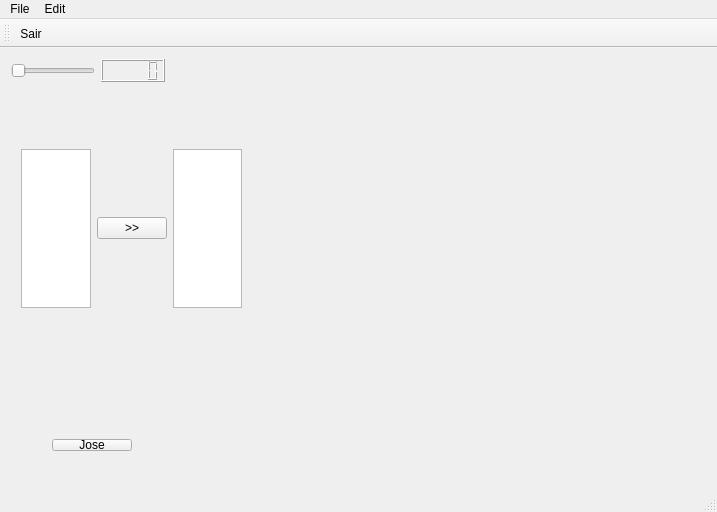
This is helloqt/mainwindow.ui in agostinhobritojr/dca0201 as Qt 5 draws it before an edit. The edited form follows.
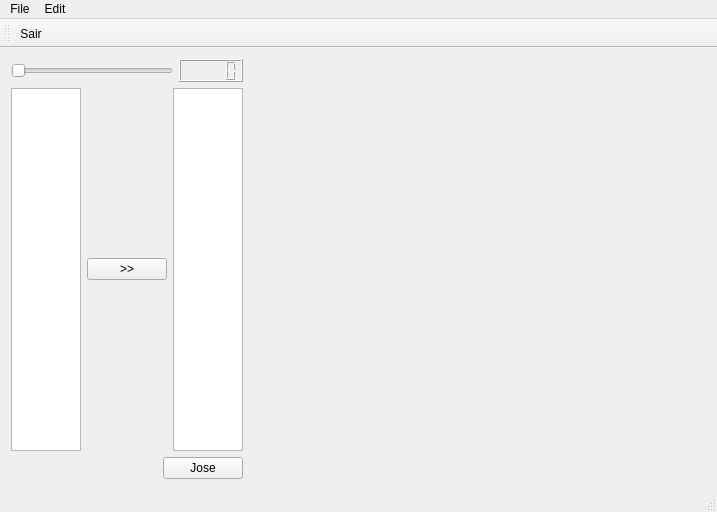
This is the edited form. Icons and pictures are not drawn. Custom widgets are drawn as their Qt base class.

```diff
--- a/helloqt/mainwindow.ui
+++ b/helloqt/mainwindow.ui
@@ -14,17 +14,10 @@
    <string>MainWindow</string>
   </property>
   <widget class="QWidget" name="centralWidget">
-   <widget class="Senoide" name="widget" native="true">
-    <property name="geometry">
-     <rect>
-      <x>390</x>
-      <y>10</y>
-      <width>271</width>
-      <height>281</height>
-     </rect>
-    </property>
-   </widget>
-   <widget class="QWidget" name="">
+   <layout class="QHBoxLayout" name="horizontalLayout_4" stretch="30,60">
+    <item>
+     <layout class="QVBoxLayout" name="verticalLayout">
+      <item>
     <layout class="QHBoxLayout" name="horizontalLayout">
      <item>
       <widget class="QSlider" name="horizontalSlider">
@@ -37,16 +30,8 @@
       <widget class="QLCDNumber" name="lcdNumber"/>
      </item>
     </layout>
-   </widget>
-   <widget class="QWidget" name="">
-    <property name="geometry">
-     <rect>
-      <x>10</x>
-      <y>90</y>
-      <width>243</width>
-      <height>181</height>
-     </rect>
-    </property>
+      </item>
+      <item>
     <layout class="QHBoxLayout" name="horizontalLayout_2" stretch="30,10,60">
      <item>
       <widget class="QTextEdit" name="textEditSrc"/>
@@ -62,16 +47,8 @@
       <widget class="QTextBrowser" name="textBrowserDst"/>
      </item>
     </layout>
-   </widget>
-   <widget class="QWidget" name="">
-    <property name="geometry">
-     <rect>
-      <x>10</x>
-      <y>380</y>
-      <width>133</width>
-      <height>34</height>
-     </rect>
-    </property>
+      </item>
+      <item>
     <layout class="QHBoxLayout" name="horizontalLayout_3">
      <item>
       <spacer name="horizontalSpacer">
@@ -98,7 +75,13 @@
       </widget>
      </item>
     </layout>
-   </widget>
+      </item>
+     </layout>
+    </item>
+    <item>
+     <widget class="Senoide" name="widget" native="true"/>
+    </item>
+   </layout>
   </widget>
   <widget class="QMenuBar" name="menuBar">
    <property name="geometry">
```
Lines whose indentation alone changed are shown as unchanged.
